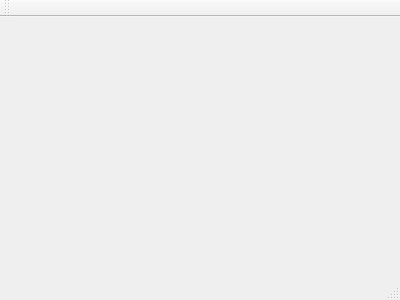
moxxxx/MCT-simulator, file mainwindow.ui: the form before one commit.
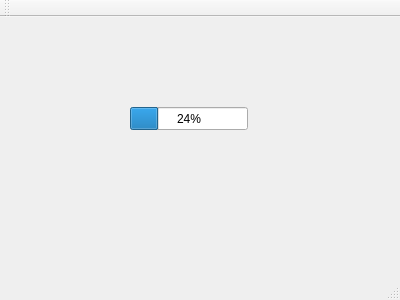
The form after the commit.

Diff of the .ui file:
```diff
--- a/mainwindow.ui
+++ b/mainwindow.ui
@@ -13,7 +13,21 @@
   <property name="windowTitle">
    <string>MainWindow</string>
   </property>
-  <widget class="QWidget" name="centralWidget"/>
+  <widget class="QWidget" name="centralWidget">
+   <widget class="QProgressBar" name="progressBar">
+    <property name="geometry">
+     <rect>
+      <x>130</x>
+      <y>90</y>
+      <width>118</width>
+      <height>23</height>
+     </rect>
+    </property>
+    <property name="value">
+     <number>24</number>
+    </property>
+   </widget>
+  </widget>
   <widget class="QMenuBar" name="menuBar">
    <property name="geometry">
     <rect>
```
